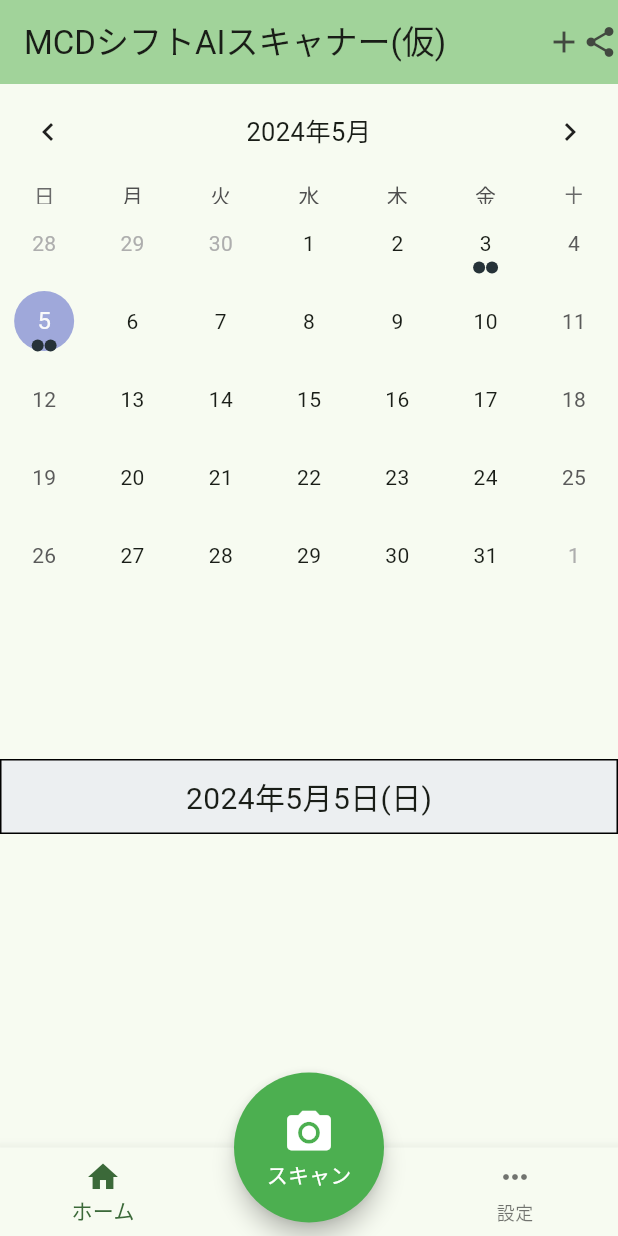
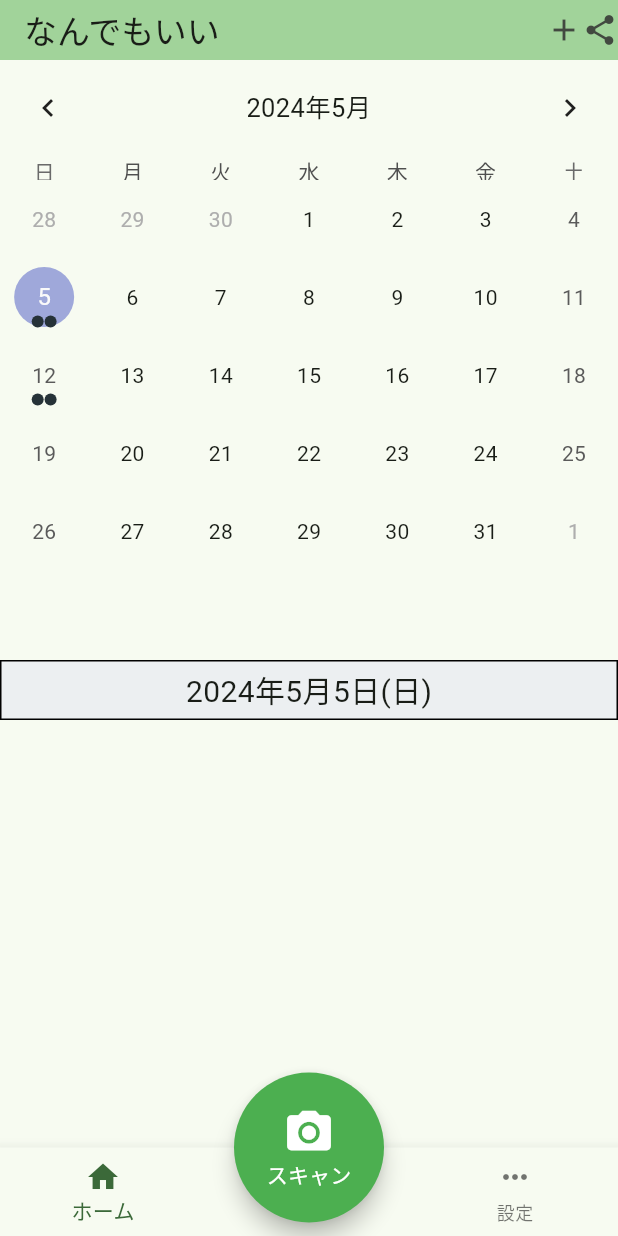
Before and after one commit to haco8534/android_app-MCD_shift_scaner-, a Flutter app: the screen it shows after launch, on a phone screen of 412 x 824 dp. Run offline on Flutter 3.47's test engine with Material 3 defaults, Android fonts, the phone set to English and light mode, and no system bars; drawn by our look-alikes of table_calendar; our stand-ins replace flutter_datetime_picker_plus.

```diff
--- a/lib/main.dart
+++ b/lib/main.dart
@@ -21,7 +21,7 @@ class MyApp extends StatelessWidget {
         colorScheme: ColorScheme.fromSeed(seedColor: Colors.green),
         useMaterial3: true,
       ),
-      home: const MyHomePage(title: 'MCDシフトAIスキャナー(仮)'),
+      home: const MyHomePage(title: 'なんでもいい'),
     );
   }
 }
@@ -44,7 +44,7 @@ class _MyHomePageState extends State<MyHomePage> {
   int? _index;
 
   final sampleEvents = {
-  DateTime.utc(2024, 5, 3): ['firstEvent', 'secodnEvent'],
+  DateTime.utc(2024, 5, 12): ['firstEvent', 'secodnEvent'],
   DateTime.utc(2024, 5, 5): ['thirdEvent', 'fourthEvent']
   };
 
@@ -56,7 +56,7 @@ class _MyHomePageState extends State<MyHomePage> {
       appBar: AppBar(
 
         backgroundColor: Theme.of(context).colorScheme.inversePrimary,
-
+        toolbarHeight: 40,
         title: Text(widget.title),
         actions:const <Widget>[
           Icon(Icons.add),
@@ -67,7 +67,7 @@ class _MyHomePageState extends State<MyHomePage> {
       body: Column(
         children: <Widget>[
           SizedBox(
-          height: 450, //カレンダーの高さ
+          height: 400, //カレンダーの高さ
             child: TableCalendar(
               firstDay: DateTime.utc(2010, 10, 16),
               lastDay: DateTime.utc(2030, 3, 14),
@@ -98,7 +98,7 @@ class _MyHomePageState extends State<MyHomePage> {
           ),
           Container(
             width: double.infinity,
-            height: 50,
+            height: 40,
             decoration: BoxDecoration(
               border: Border.all(color:Colors.black, width: 1),
               color: Colors.blueGrey[50],
--- a/pubspec.yaml
+++ b/pubspec.yaml
@@ -12,9 +12,11 @@ dependencies:
   flutter:
     sdk: flutter
 
+
   cupertino_icons: ^1.0.6
   intl: ^0.17.0
   nholiday_jp: ^1.0.2
+  flutter_datetime_picker_plus: ^2.2.0
 
 dev_dependencies:
   flutter_test:
```
Also changed, not shown: lib/edit_task.dart (+67 -2 lines), pubspec.lock.
